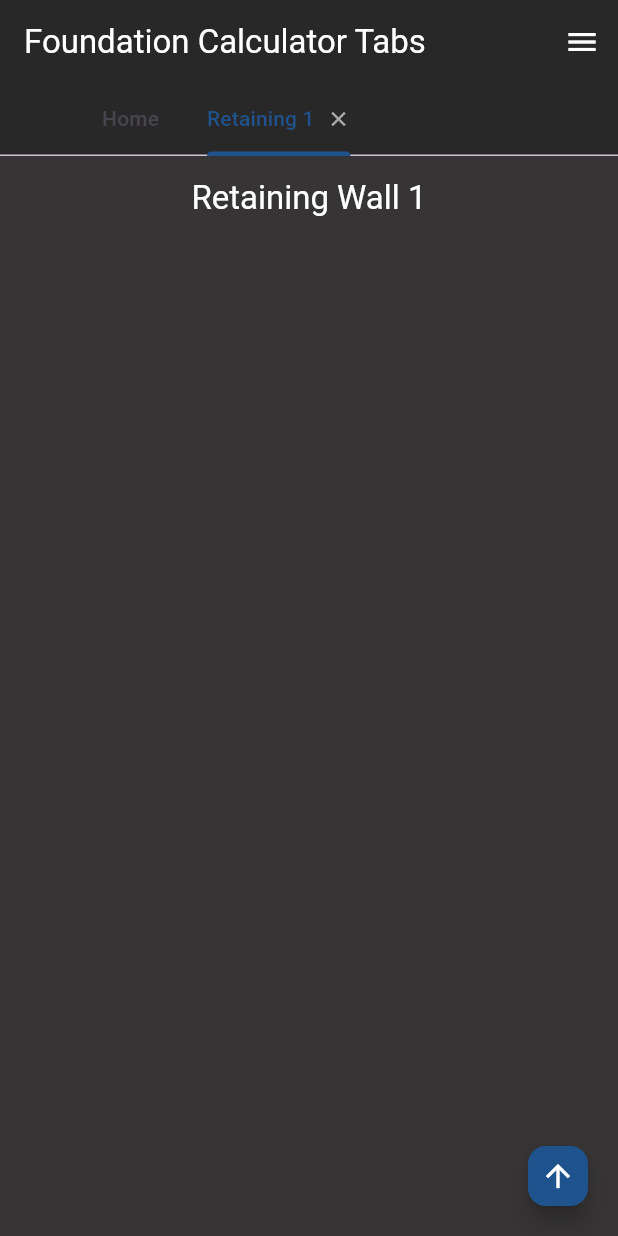
After one commit to raymunddd/foundcalc, a Flutter app: the screen it shows after launch, after a tap on "Retaining Wall 🚧", on a phone screen of 412 x 824 dp. The commit adds this screen. Run offline on Flutter 3.47's test engine with Material 3 defaults, Android fonts, the phone set to English and light mode, and no system bars.

Commit message:
added Retaining tab

```diff
--- /dev/null
+++ b/foundcalc/lib/pages/retaining.dart
@@ -0,0 +1,174 @@
+import 'dart:async';
+import 'dart:collection';
+import 'dart:io';
+import 'package:flutter/material.dart';
+import 'package:flutter/services.dart';
+import '../settings/retaining_state.dart';
+import 'dart:math';
+
+class RetainingPage extends StatefulWidget {
+  final String title;
+  final RetainingState state;
+  final Function(RetainingState) onStateChanged;
+
+  RetainingPage({
+    required this.title,
+    required this.state,
+    required this.onStateChanged,
+  });
+
+  @override
+  _RetainingState createState() => _RetainingState();
+}
+
+class _RetainingState extends State<RetainingPage>
+with AutomaticKeepAliveClientMixin<RetainingPage>{
+
+  // scrollbar
+  late ScrollController _scrollController;
+
+  @override
+  bool get wantKeepAlive => true;
+
+  // string getters
+  String get displayTitle {
+    if (widget.title.startsWith('Retaining')) {
+      int index = int.tryParse(widget.title.split(' ').last) ?? 0;
+      return "Retaining Wall $index";
+    }
+
+    return widget.title;
+
+  }
+
+  @override
+  void initState() {
+    super.initState();
+
+    _scrollController = ScrollController();
+
+    // for input
+
+    // inputPdim = TextEditingController(text: widget.state.inputPdim);
+
+    // for dropdowns
+
+    /*
+    xsection = widget.state.xsection;
+
+    calculation = "Factor of safety"; // Set default value here
+    widget.state.calculation = calculation;
+    */
+
+    // listeners
+
+    // inputPdim.addListener(_updateState);
+
+  }
+
+  void _updateState() {
+    setState(() {
+      // widget.state.inputPdim = inputPdim.text;
+
+      // solve();
+
+      widget.onStateChanged(widget.state);
+    });
+  }
+  void dispose() {
+    _scrollController.dispose();
+
+    // inputPdim.dispose();
+
+    super.dispose();
+  }
+
+  Widget build(BuildContext context) {
+    super.build(context); // Call super.build
+    return Scaffold(
+      backgroundColor: Color(0xFF363434),
+      appBar: AppBar(
+        title: Text(
+          displayTitle,
+          style: TextStyle(color: Colors.white),
+        ),
+        backgroundColor: Color(0xFF363434),
+        elevation: 0,
+        surfaceTintColor: Colors.transparent,
+        centerTitle: true,
+      ),
+      body: Padding(
+        padding: const EdgeInsets.only(right: 4.0),
+        child:  ScrollbarTheme(
+          data: ScrollbarThemeData(
+            thumbColor: WidgetStateProperty.all(Colors.grey[800]), // Set the thumb color to white
+            trackColor: WidgetStateProperty.all(Colors.grey[800]), // Optional: Set the track color
+          ),
+        child: Scrollbar(
+          controller: _scrollController,
+          thickness: 4,
+          radius: Radius.circular(10),
+            child: SingleChildScrollView(
+              controller: _scrollController,
+              child: Padding(
+                padding: const EdgeInsets.all(16.0),
+                child: Center(
+                  child: Column(
+                    mainAxisSize: MainAxisSize.min, // Ensures it takes only necessary height
+                    // row managerrrr
+                    children: [
+                      /*
+                      SizedBox(height: 10),
+                      buttonSubmit(),
+
+                      if (widget.state.showResults)
+                        SizedBox(height: 10),
+                      if (widget.state.showResults)
+                        resultText(),
+
+                      if (widget.state.showResults)
+                        SizedBox(height: 10),
+                      if (widget.state.showResults)
+                        solutionButton(),
+
+                      if (widget.state.showSolution)
+                        SizedBox(height: 10),
+                      if (widget.state.showSolution)
+                        containerSolution(),
+
+                      SizedBox(height: 10),
+                      clearButton(),
+                      */
+                    ],
+                  ),
+                ),
+              ),
+            ),
+          ),
+        ),
+      ),
+    );
+  } // build (main widget)
+
+  // for FAB to scroll to top
+  @override
+  void didUpdateWidget(RetainingPage oldWidget) {
+    super.didUpdateWidget(oldWidget);
+
+    if (widget.state.scrollToTop) {
+      WidgetsBinding.instance.addPostFrameCallback((_) {
+        _scrollController.animateTo(
+          0,
+          duration: Duration(milliseconds: 500),
+          curve: Curves.easeInOut,
+        );
+      });
+
+      // Reset the flag
+      widget.state.scrollToTop = false;
+      widget.onStateChanged(widget.state);
+    }
+  }
+
+
+}
--- /dev/null
+++ b/foundcalc/lib/settings/retaining_state.dart
@@ -0,0 +1,36 @@
+class RetainingState {
+  // scrollbar
+  bool scrollToTop = false;
+  // dropdowns
+
+  // String? xsection;
+
+
+  // inputs
+  // String inputNq = '';
+
+    // final answer
+    /*
+    double? fs;
+    double? qnetu;
+    double? qneta;
+    */
+
+  /*
+  // int
+  int? solvedCalc;
+  */
+
+  // toggles
+
+  // bool isGammaDryEnabled = false;
+  // bool isGammaMoistEnabled = false;
+  // bool isGammaSatEnabled = false;
+
+  // bool showResults = false;
+  // bool showSolution = false;
+  // bool solutionToggle = true;
+
+  final String title;
+  RetainingState({required this.title});
+}
--- a/foundcalc/lib/tab_home.dart
+++ b/foundcalc/lib/tab_home.dart
@@ -6,16 +6,18 @@ import 'pages/design_page.dart' as design;   // Import DesignPage with alias
 import 'pages/anal_rectmoment.dart'; // Import AnalRectMomentPage
 import 'pages/combined_footing.dart' as combined; // Import combined footing with alias
 import 'pages/mat_foundation.dart'; // Import MatFoundationPage
+import 'pages/deep.dart'; // Import DeepPage
 
-import 'pages/deep.dart'; // Import DeepPage
+import 'pages/retaining.dart'; // Import RetainingPage
 // settings
 import 'settings/analysis_state.dart'; // Import AnalysisState
 import 'settings/design_state.dart';   // Import DesignState
 import 'settings/combined_footing_state.dart'; // Import CombinedFootingState
 import 'settings/anal_rectmoment_state.dart'; // Import AnalRectMomentState
 import 'settings/mat_foundation_state.dart'; // Import MatFoundationState
+import 'settings/deep_state.dart'; // Import DeepState
 
-import 'settings/deep_state.dart'; // Import DeepState
+import 'settings/retaining_state.dart'; // Import RetainingState
 class TabbedHomePage extends StatefulWidget {
   @override
   _TabbedHomePageState createState() => _TabbedHomePageState();
@@ -35,16 +37,18 @@ class _TabbedHomePageState extends State<TabbedHomePage>
   List<String> analRectMomentItems = []; // Initialize empty for RectMoment
   List<String> combinedFootingItems = []; // Initialize empty for Combined Footing
   List<String> matFoundationItems = []; // Initialize empty for Mat Foundation
+  List<String> deepItems = []; // Initialize empty for Deep Foundation
 
-  List<String> deepItems = []; // Initialize empty for Mat Foundation
+  List<String> retainingItems = []; // Initialize empty for Retaining Wall
 
   Map<String, AnalysisState> analysisStates = {};
   Map<String, AnalRectMomentState> analRectMomentStates = {}; // Initialize empty
   Map<String, DesignState> designStates = {};
   Map<String, CombinedFootingState> combinedFootingStates = {};
   Map<String, MatFoundationState> matFoundationStates = {};
+  Map<String, DeepState> deepStates = {};
 
-  Map<String, DeepState> deepStates = {};
+  Map<String, RetainingState> retainingStates = {};
 
   @override
   void initState() {
@@ -291,6 +295,42 @@ class _TabbedHomePageState extends State<TabbedHomePage>
     });
   }
 
+  // Retaining Wall
+  void _addRetainingItem() {
+    setState(() {
+      int nextNumber = _getNextNumber(retainingItems, "Retaining");
+      String newItem = 'Retaining $nextNumber';
+      retainingItems.add(newItem);
+      retainingStates[newItem] = RetainingState(title: newItem); // Create state
+
+      _tabs.add(newItem); // Add to tabs list for display
+      _tabController = TabController(length: _tabs.length, vsync: this);
+      _tabController.animateTo(_tabs.length - 1); // Switch to the new tab
+      _tabCounter++;
+    });
+  }
+
+  void _removeRetainingItem(int index) {
+    setState(() {
+      String tabToRemove = _tabs[index];
+      int retainingIndex = retainingItems.indexOf(tabToRemove);
+
+      if (retainingIndex != -1) {
+        String removedTab = retainingItems.removeAt(retainingIndex);
+        retainingStates.remove(removedTab);
+
+        // Remove from tabs
+        _tabs.removeAt(index);
+
+        // UPDATE (Wag kalimutan)
+        _tabController = TabController(length: _tabs.length, vsync: this);
+        if (_tabController.index >= _tabs.length && _tabs.isNotEmpty) {
+          _tabController.animateTo(_tabs.length - 1);
+        }
+      }
+    });
+  }
+
   /*TEMPLATE KUNG LALAGAY NG IBA PANG CALC
 
   void _add<[NameNgCalc]>Item() {
@@ -374,6 +414,8 @@ class _TabbedHomePageState extends State<TabbedHomePage>
                               _removeMatFoundationItem(index);
                             } else if (title.startsWith('Deep')) {
                               _removeDeepItem(index);
+                            } else if (title.startsWith('Retaining')) {
+                              _removeRetainingItem(index);
                             }
                           });
                         },
@@ -553,6 +595,31 @@ class _TabbedHomePageState extends State<TabbedHomePage>
                     },
                   ),
               ],
+              if (retainingItems.isNotEmpty) ...[
+                ListTile(
+                  tileColor: Color(0xFF414141),
+                  title: Text(
+                    'Retaining Wall',
+                    style: TextStyle(fontWeight: FontWeight.bold, color: Colors.white),
+                  ),
+                ),
+                for (int i = 0; i < retainingItems.length; i++)
+                  ListTile(
+                    tileColor: Color(0xFF414141),
+                    title: Text(
+                      retainingItems[i],
+                      style: TextStyle(color: Colors.white),
+                    ),
+                    trailing: IconButton(
+                      icon: Icon(Icons.delete, color: Colors.white),
+                      onPressed: () => _removeRetainingItem(analysisItems.length + designItems.length + analRectMomentItems.length + combinedFootingItems.length + matFoundationItems.length + retainingItems.length + i + 1),
+                    ),
+                    onTap: () {
+                      _tabController.animateTo(analysisItems.length + designItems.length + analRectMomentItems.length + combinedFootingItems.length + matFoundationItems.length + retainingItems.length + i + 1);
+                      Navigator.of(context).pop(); // Close the drawer
+                    },
+                  ),
+              ],
 
               /*
               if (<[NameNgCalc]>Items.isNotEmpty) ...[
@@ -580,7 +647,6 @@ class _TabbedHomePageState extends State<TabbedHomePage>
                     },
                   ),
               ],*/
-
 
               ListTile(
                 tileColor: Color(0xFF414141),
@@ -707,6 +773,15 @@ class _TabbedHomePageState extends State<TabbedHomePage>
                               ),
                               onPressed: _addDeepItem,
                               child: Text("Deep Foundation 🚧"),
+                            ),
+                            SizedBox(height: 10),
+                            ElevatedButton(
+                              style: ElevatedButton.styleFrom(
+                                backgroundColor: Color(0xFF1F538D),
+                                foregroundColor: Colors.white,
+                              ),
+                              onPressed: _addRetainingItem,
+                              child: Text("Retaining Wall 🚧"),
                             ),
                           ],
                         ),
@@ -855,7 +930,35 @@ class _TabbedHomePageState extends State<TabbedHomePage>
                       mini: true,
                       child: Icon(Icons.arrow_upward, color: Colors.white),
                       onPressed: () {
-                        if (title.startsWith('Mat')) {
+                        if (title.startsWith('Deep')) {
+                          deepStates[title]!.scrollToTop = true;
+                          setState(() {}); // Trigger rebuild to pass the message
+                        }
+                      },
+                    ),
+                  ),
+                ],
+              );
+            }
+            else if (title.startsWith('Retaining')) {
+              return Stack(
+                children: [
+                  RetainingPage(
+                    title: title,
+                    state: retainingStates[title]!,
+                    onStateChanged: (newState) {
+                      retainingStates[title] = newState;
+                    },
+                  ),
+                  Positioned(
+                    right: 16,
+                    bottom: 16,
+                    child: FloatingActionButton(
+                      backgroundColor: Color(0xFF1F538D),
+                      mini: true,
+                      child: Icon(Icons.arrow_upward, color: Colors.white),
+                      onPressed: () {
+                        if (title.startsWith('Retaining')) {
                           deepStates[title]!.scrollToTop = true;
                           setState(() {}); // Trigger rebuild to pass the message
                         }
```
